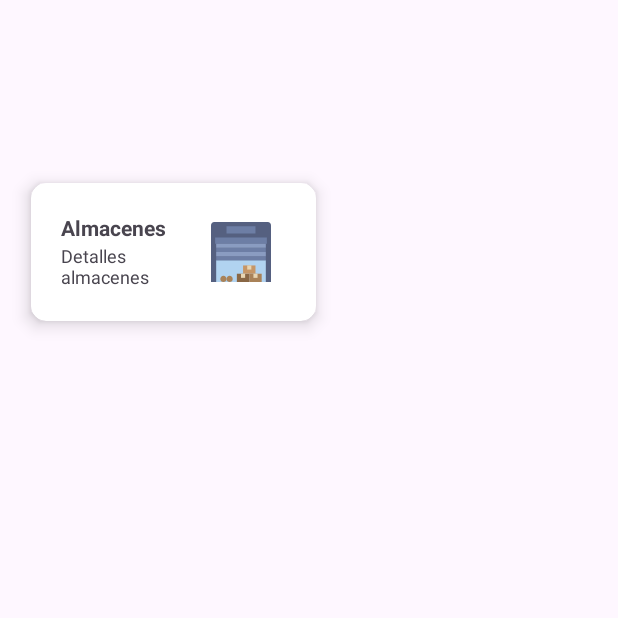
After one commit to haojieli9/App-gestion-almacen, an Android app: the ActivityPruebas screen opened directly, with no data from a screen before it, on a phone screen of 412 x 824 dp, the top half of it. The commit adds this screen. Run offline under Robolectric (Android 15) with nearby library versions, the phone set to English and light mode, and no system bars.

Commit message:
Animacion click cardview

```diff
--- a/app/src/main/AndroidManifest.xml
+++ b/app/src/main/AndroidManifest.xml
@@ -12,6 +12,9 @@
         android:supportsRtl="true"
         android:theme="@style/Theme.ProyectoMultimedia"
         tools:targetApi="31">
+        <activity
+            android:name=".ActivityPruebas"
+            android:exported="false" />
         <activity
             android:name=".formularios.FormAlmacen"
             android:exported="false" />
--- /dev/null
+++ b/app/src/main/java/com/li/almacen/ActivityPruebas.kt
@@ -0,0 +1,14 @@
+package com.li.almacen
+
+import androidx.appcompat.app.AppCompatActivity
+import android.os.Bundle
+import com.li.almacen.databinding.ActivityPruebasBinding
+
+class ActivityPruebas : AppCompatActivity() {
+    lateinit var binding: ActivityPruebasBinding
+    override fun onCreate(savedInstanceState: Bundle?) {
+        super.onCreate(savedInstanceState)
+        binding = ActivityPruebasBinding.inflate(layoutInflater)
+        setContentView(binding.root)
+    }
+}
--- a/app/src/main/java/com/li/almacen/MainActivity.kt
+++ b/app/src/main/java/com/li/almacen/MainActivity.kt
@@ -8,6 +8,7 @@ import android.widget.Toast
 import androidx.recyclerview.widget.LinearLayoutManager
 import com.li.almacen.apartamentos.ActivityAlmacen
 import com.li.almacen.databinding.ActivityMainBinding
+import com.li.almacen.databinding.ActivityPruebasBinding
 import com.li.almacen.kt.CustomAdapter
 import com.li.almacen.kt.CustomArticulo
 import com.li.almacen.kt.listaAlmacen
@@ -28,7 +29,11 @@ class MainActivity : AppCompatActivity() {
         binding.cardview2.setOnClickListener {
             val intent = Intent(this@MainActivity, ActivityAlmacen::class.java)
             startActivity(intent)
+        }
 
+        binding.cardviewArticulo.setOnClickListener {
+            val intent = Intent(this@MainActivity, ActivityPruebas::class.java)
+            startActivity(intent)
         }
 
         binding.imgMain2.setOnClickListener {
--- /dev/null
+++ b/app/src/main/res/drawable/cardview_normal.xml
@@ -0,0 +1,5 @@
+<shape xmlns:android="http://schemas.android.com/apk/res/android"
+    android:shape="rectangle">
+    <solid android:color="@color/white" />
+    <corners android:radius="10dp" />
+</shape>
--- /dev/null
+++ b/app/src/main/res/drawable/cardview_pressed.xml
@@ -0,0 +1,5 @@
+<shape xmlns:android="http://schemas.android.com/apk/res/android"
+    android:shape="rectangle">
+    <solid android:color="@color/gray" />
+    <corners android:radius="10dp" />
+</shape>
--- /dev/null
+++ b/app/src/main/res/drawable/cardview_selector.xml
@@ -0,0 +1,7 @@
+<?xml version="1.0" encoding="utf-8"?>
+<selector xmlns:android="http://schemas.android.com/apk/res/android">
+    <!-- Estado presionado -->
+    <item android:drawable="@drawable/cardview_pressed" android:state_pressed="true" />
+    <!-- Estado por defecto -->
+    <item android:drawable="@drawable/cardview_normal" />
+</selector>
--- a/app/src/main/res/layout/activity_pruebas.xml
+++ b/app/src/main/res/layout/activity_pruebas.xml
@@ -6,22 +6,50 @@
     android:layout_height="match_parent"
     tools:context=".MainActivity">
 
-    <Button
-        android:layout_width="150dp"
-        android:layout_height="50dp"
-        style="@style/Widget.Material3.Button.Icon"
-        app:icon="@drawable/img_movimiento"
-        android:text="Añadir"
-        android:backgroundTint="@color/custom_azul"
-        app:layout_constraintBottom_toBottomOf="parent"
+    <androidx.cardview.widget.CardView
+        android:id="@+id/cardview2"
+        android:layout_width="210dp"
+        android:layout_height="120dp"
+        android:layout_marginTop="108dp"
+        android:layout_marginEnd="191dp"
+        android:background="@drawable/cardview_selector"
+        android:clickable="true"
+        android:focusable="true"
+        android:foreground="?android:attr/selectableItemBackground"
+        android:padding="5dp"
+        app:cardCornerRadius="10dp"
+        app:cardElevation="7dp"
+        app:cardPreventCornerOverlap="true"
+        app:cardUseCompatPadding="true"
         app:layout_constraintEnd_toEndOf="parent"
-        app:layout_constraintHorizontal_bias="0.5"
+        app:layout_constraintHorizontal_bias="1.0"
         app:layout_constraintStart_toStartOf="parent"
-        app:layout_constraintTop_toTopOf="parent"
-        app:layout_constraintVertical_bias="0.5" />
+        app:layout_constraintTop_toTopOf="parent">
 
+        <TextView
+            android:layout_width="wrap_content"
+            android:layout_height="wrap_content"
+            android:layout_marginLeft="20dp"
+            android:layout_marginTop="20dp"
+            android:text="Almacenes"
+            android:textStyle="bold" />
 
+        <TextView
+            android:layout_width="94dp"
+            android:layout_height="wrap_content"
+            android:layout_marginLeft="20dp"
+            android:layout_marginTop="40dp"
+            android:text="@string/desc_almacen"
+            android:textSize="12sp" />
 
+        <ImageView
+            android:layout_width="40dp"
+            android:layout_height="40dp"
+            android:layout_gravity="center_vertical"
+            android:layout_marginLeft="120dp"
+            android:src="@drawable/img_op_almacen" />
+
+    </androidx.cardview.widget.CardView>
 
 
 </androidx.constraintlayout.widget.ConstraintLayout>
--- a/app/src/main/res/layout/viewholder_articulos.xml
+++ b/app/src/main/res/layout/viewholder_articulos.xml
@@ -18,7 +18,11 @@
         app:layout_constraintBottom_toBottomOf="parent"
         app:layout_constraintEnd_toEndOf="parent"
         app:layout_constraintStart_toStartOf="parent"
-        app:layout_constraintTop_toTopOf="parent">
+        app:layout_constraintTop_toTopOf="parent"
+        android:foreground="?android:attr/selectableItemBackground"
+        android:clickable="true"
+        android:focusable="true"
+        android:background="@drawable/cardview_selector">
 
         <ImageView
             android:layout_width="match_parent"
```
Also changed, not shown: app/src/main/java/com/li/almacen/formularios/FormAlmacen.kt (+23 -1 lines), app/src/main/res/layout/activity_main.xml (+20 -4 lines), app/src/main/res/menu/third_menu.xml (added, +12 -0 lines).
